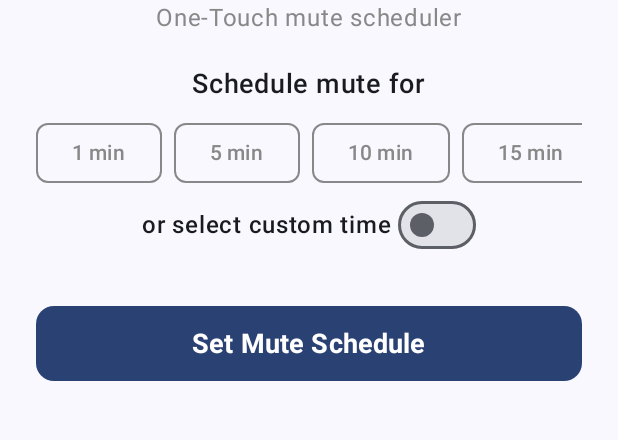
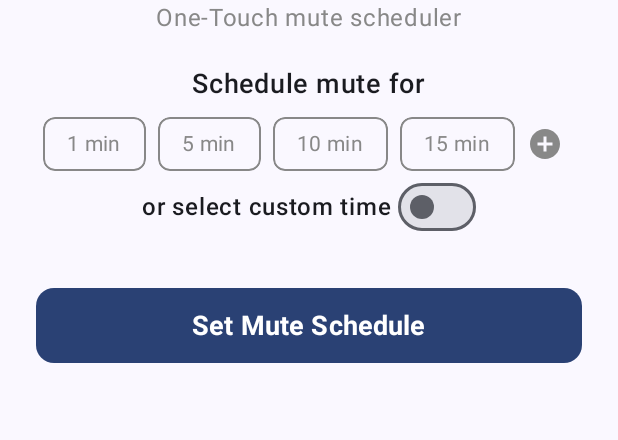
Before and after one commit to KrishnaTech6/MuteMate, an Android app built with Jetpack Compose: the screen it shows after launch (MainActivity), on a phone screen of 412 x 824 dp, the part 82-522 px from its top. Run offline under Robolectric (Android 15) with nearby library versions, the phone set to English and light mode, and no system bars; our stand-ins replace Room's generated code.

Commit message:
add custom duration . long press to delete duration , SharedPrefUtils.kt

```diff
--- a/app/build.gradle.kts
+++ b/app/build.gradle.kts
@@ -69,4 +69,5 @@ dependencies {
     implementation ("androidx.work:work-runtime-ktx:$work_version")
 
     implementation( "androidx.compose.material:material-icons-extended")
+    implementation("com.google.code.gson:gson:2.12.1")
 }
--- a/app/src/main/java/com/example/mutemate/MuteScreen.kt
+++ b/app/src/main/java/com/example/mutemate/MuteScreen.kt
@@ -5,23 +5,32 @@ import android.app.NotificationManager
 import android.content.Context
 import android.content.Intent
 import android.provider.Settings
-import androidx.compose.foundation.BorderStroke
+import androidx.compose.foundation.ExperimentalFoundationApi
 import androidx.compose.foundation.background
+import androidx.compose.foundation.border
+import androidx.compose.foundation.clickable
+import androidx.compose.foundation.combinedClickable
 import androidx.compose.foundation.horizontalScroll
 import androidx.compose.foundation.layout.*
 import androidx.compose.foundation.rememberScrollState
 import androidx.compose.foundation.shape.RoundedCornerShape
+import androidx.compose.foundation.text.KeyboardOptions
+import androidx.compose.material.icons.Icons
+import androidx.compose.material.icons.filled.AddCircle
 import androidx.compose.material3.*
 import androidx.compose.runtime.*
 import androidx.compose.ui.Alignment
 import androidx.compose.ui.Modifier
+import androidx.compose.ui.draw.clip
 import androidx.compose.ui.graphics.Color
 import androidx.compose.ui.platform.LocalContext
 import androidx.compose.ui.text.font.FontWeight
+import androidx.compose.ui.text.input.KeyboardType
 import androidx.compose.ui.text.style.TextAlign
 import androidx.compose.ui.unit.dp
 import androidx.compose.ui.unit.sp
 import com.example.mutemate.model.MuteSchedule
+import com.example.mutemate.utils.SharedPrefUtils
 import com.example.mutemate.utils.getTimeUntilStart
 import kotlinx.coroutines.CoroutineScope
 import kotlinx.coroutines.launch
@@ -67,7 +76,6 @@ fun MuteScreen(
             DurationSelection(
                 selectedDuration.intValue,
                 onDurationSelected = { selectedDuration.intValue = it },
-                onNewDurationAdd = {5},
             )
         }
         Row(verticalAlignment = Alignment.CenterVertically) {
@@ -171,38 +179,122 @@ fun ShowDndAlert(
     )
 }
 
+@OptIn(ExperimentalFoundationApi::class)
 @Composable
-fun DurationSelection(selectedDuration: Int, onDurationSelected: (Int) -> Unit, onNewDurationAdd: () -> Int) {
-    var options by remember { mutableStateOf(listOf(1, 5, 10, 15, 30, 60)) }
+fun DurationSelection(selectedDuration: Int, onDurationSelected: (Int) -> Unit) {
+    val context = LocalContext.current
+    var showDialog by remember { mutableStateOf(false ) }
+    var options by remember {
+        mutableStateOf(SharedPrefUtils.getList(context).takeIf { !it.isNullOrEmpty() } ?: listOf(1, 5, 10, 15))}
+    var newDurationText by remember { mutableStateOf("") }
+    LaunchedEffect(options) {
+        SharedPrefUtils.saveList(context, options)
+    }
+
+    var showRemoveDialog by remember { mutableStateOf(false) }
+    var durationToRemove by remember { mutableStateOf<Int?>(null) }
+
     Row(
         horizontalArrangement = Arrangement.spacedBy(8.dp),
         modifier = Modifier.horizontalScroll(rememberScrollState())
     ) {
         options.forEach { duration ->
-            OutlinedButton(
-                onClick = { onDurationSelected(duration) },
-                shape = RoundedCornerShape(8.dp),
-                border = BorderStroke(
-                    1.dp,
-                    if (selectedDuration == duration) MaterialTheme.colorScheme.primary else Color.Gray
-                ),
-                colors = ButtonDefaults.outlinedButtonColors(
-                    containerColor = if (selectedDuration == duration) MaterialTheme.colorScheme.primary.copy(
-                        alpha = 0.2f
-                    ) else Color.Transparent,
-                    contentColor = if (selectedDuration == duration) MaterialTheme.colorScheme.primary else Color.Gray
-                )
+            Box(
+                modifier = Modifier
+                    .clip(RoundedCornerShape(8.dp))
+                    .border(
+                        width = 1.dp,
+                        color = if (selectedDuration == duration) MaterialTheme.colorScheme.primary else Color.Gray,
+                        shape = RoundedCornerShape(8.dp)
+                    )
+                    .background(
+                        if (selectedDuration == duration) MaterialTheme.colorScheme.primary.copy(alpha = 0.2f)
+                        else Color.Transparent
+                    )
+                    .combinedClickable(
+                        onClick = {onDurationSelected(duration)},
+                        onLongClick = {
+                            durationToRemove = duration
+                            showRemoveDialog = true
+                        }
+                    )
+                    .padding(horizontal = 16.dp, vertical = 8.dp)
             ) {
-                Text(text = "$duration min")
+                Text(text = "$duration min",
+                    color = if (selectedDuration == duration) MaterialTheme.colorScheme.primary else Color.Gray,
+                    style = MaterialTheme.typography.bodyMedium)
             }
         }
-//        Icon(Icons.Default.AddCircle, contentDescription = null, modifier = Modifier
-//            .padding(end = 8.dp)
-//            .align(Alignment.CenterVertically)
-//            .clickable {
-//                val newDuration = onNewDurationAdd()
-//                options = (options + newDuration)
-//            }, tint = Color.Gray)
+        Icon(Icons.Default.AddCircle, contentDescription = null, modifier = Modifier
+            .padding(end = 8.dp)
+            .align(Alignment.CenterVertically)
+            .clickable {
+                showDialog = true
+            }, tint = Color.Gray)
+    }
+
+    // Custom Duration Input Dialog
+    if (showDialog) {
+        AlertDialog(
+            onDismissRequest = { showDialog = false },
+            title = { Text("Add Custom Duration") },
+            text = {
+                Column {
+                    OutlinedTextField(
+                        value = newDurationText,
+                        onValueChange = { newDurationText = it },
+                        label = { Text("Enter duration (minutes)") },
+                        keyboardOptions = KeyboardOptions(keyboardType = KeyboardType.Number),
+                        singleLine = true
+                    )
+                }
+            },
+            confirmButton = {
+                Button(
+                    onClick = {
+                        val newDuration = newDurationText.toIntOrNull()
+                        if (newDuration != null && newDuration > 0 && newDuration !in options) {
+                            options = (options + newDuration).sorted()
+                            newDurationText = ""
+                            showDialog = false
+                        }
+                    }
+                ) {
+                    Text("Add")
+                }
+            },
+            dismissButton = {
+                TextButton(onClick = { showDialog = false }) {
+                    Text("Cancel")
+                }
+            }
+        )
+    }
+
+    if (showRemoveDialog) {
+        AlertDialog(
+            onDismissRequest = { showRemoveDialog = false },
+            title = { Text("Remove Duration?") },
+            text = { Text("Are you sure you want to remove $durationToRemove min?") },
+            confirmButton = {
+                Button(
+                    onClick = {
+                        durationToRemove?.let {
+                            options = options.filter { it != durationToRemove }
+                            SharedPrefUtils.saveList(context, options)
+                        }
+                        showRemoveDialog = false
+                    }
+                ) {
+                    Text("Remove")
+                }
+            },
+            dismissButton = {
+                TextButton(onClick = { showRemoveDialog = false }) {
+                    Text("Cancel")
+                }
+            }
+        )
     }
 }
 
--- /dev/null
+++ b/app/src/main/java/com/example/mutemate/utils/SharedPrefUtils.kt
@@ -0,0 +1,29 @@
+package com.example.mutemate.utils
+
+import android.content.Context
+import android.content.SharedPreferences
+import com.google.gson.Gson
+import com.google.gson.reflect.TypeToken
+
+object SharedPrefUtils {
+    private const val PREF_NAME = "MyPrefs"
+    private const val KEY_LIST = "my_list"
+
+    fun saveList(context: Context, list: List<Int>) {
+        val prefs: SharedPreferences = context.getSharedPreferences(PREF_NAME, Context.MODE_PRIVATE)
+        val editor = prefs.edit()
+
+        val gson = Gson()
+        val json = gson.toJson(list) // Convert list to JSON
+        editor.putString(KEY_LIST, json)
+        editor.apply()
+    }
+    fun getList(context: Context): List<Int>? {
+        val prefs: SharedPreferences = context.getSharedPreferences(PREF_NAME, Context.MODE_PRIVATE)
+        val gson = Gson()
+        val json = prefs.getString(KEY_LIST, null)
+
+        val type = object : TypeToken<List<Int>>() {}.type
+        return gson.fromJson(json, type) ?: emptyList()
+    }
+}
```
